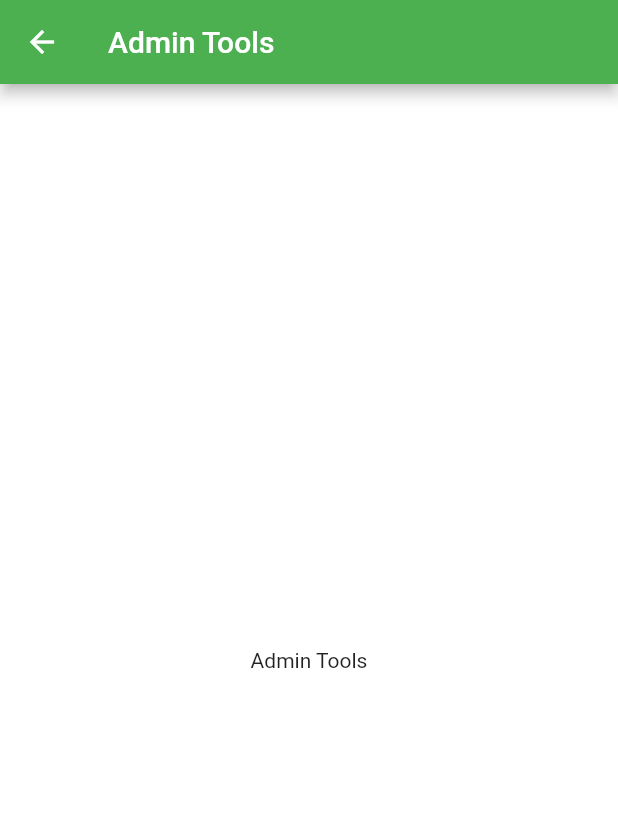
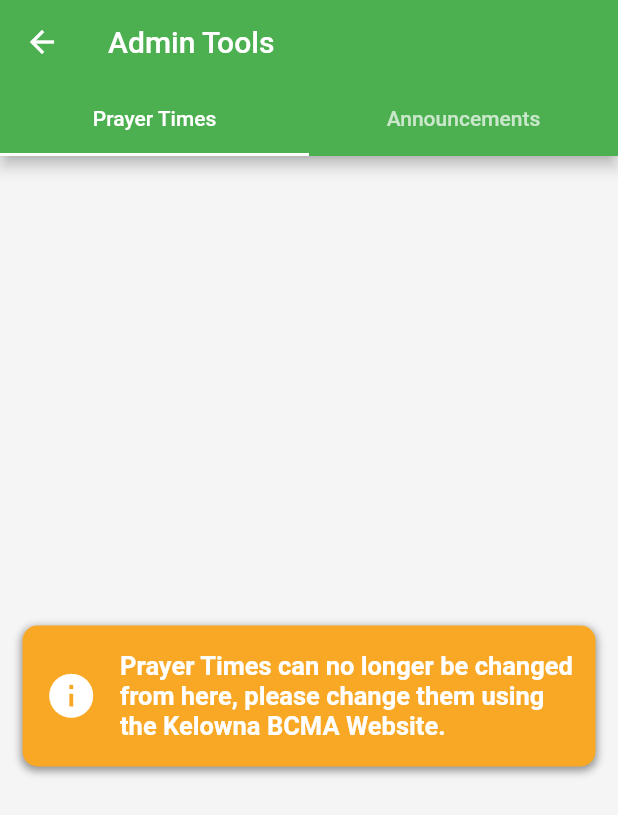
Before and after one commit to Kelowna-Islamic-Center/mobile, a Flutter app: the AdminPage screen opened directly, on a phone screen of 412 x 824 dp. Shown: the top 815 px of the screen. Run offline on Flutter 3.47's test engine with Material 2 defaults, Android fonts, the phone set to English and light mode, and no system bars; our stand-ins replace cloud_firestore, firebase_auth, firebase_core, firebase_messaging, flutter_local_notifications, shared_preferences; accounts and stored records are empty; network calls fail.

Commit message:
Create basic layout of admin tools

```diff
--- a/lib/admin-tools/admin_page.dart
+++ b/lib/admin-tools/admin_page.dart
@@ -1,13 +1,27 @@
 import 'package:flutter/material.dart';
+import 'package:kelowna_islamic_center/admin-tools/announcements_editor.dart';
+import 'package:kelowna_islamic_center/admin-tools/prayer_editor.dart';
 
 class AdminPage extends StatelessWidget {
   const AdminPage({Key? key}) : super(key: key);
 
+  // TODO: Add offline support
+
   @override
-  Widget build(BuildContext context) => Scaffold(
-    appBar: AppBar(
-      title: const Text("Admin Tools")
-    ),
-    body: const Center(child: Text("Admin Tools"))
-  );
+  Widget build(BuildContext context) => DefaultTabController(
+      length: 2,
+      child: Scaffold(
+        appBar: AppBar(
+          title: const Text("Admin Tools"),
+          bottom: const TabBar(tabs: [
+            Tab(text: "Prayer Times"),
+            Tab(text: "Announcements")
+          ]),
+        ),
+        body: const TabBarView(children: [
+          PrayerEditor(),
+          AnnouncementsEditor()
+        ])
+      )
+    );
 }
--- /dev/null
+++ b/lib/admin-tools/announcements_editor.dart
@@ -0,0 +1,9 @@
+import 'package:flutter/material.dart';
+
+class AnnouncementsEditor extends StatelessWidget {
+  const AnnouncementsEditor({Key? key}) : super(key: key);
+
+  @override
+  Widget build(BuildContext context) =>
+      const Scaffold(body: Text("Announcements Editor"));
+}
--- /dev/null
+++ b/lib/admin-tools/prayer_editor.dart
@@ -0,0 +1,42 @@
+import 'package:flutter/material.dart';
+
+class PrayerEditor extends StatelessWidget {
+  const PrayerEditor({Key? key}) : super(key: key);
+
+  @override
+  Widget build(BuildContext context) => Scaffold(
+      backgroundColor: Colors.grey[100],
+      body: Center(child: SingleChildScrollView(child:
+          // Prayer Times cant be changed from here anymore card
+          Container(
+            margin: const EdgeInsets.fromLTRB(15, 17, 15, 17),
+            child: SizedBox(
+              width: double.infinity,
+              child: Container(
+                padding: const EdgeInsets.fromLTRB(15, 17, 15, 17),
+                decoration: BoxDecoration(
+                  borderRadius: BorderRadius.circular(10.0),
+                  color: Colors.yellow[800],
+                  boxShadow: [BoxShadow(
+                      color: Colors.black.withOpacity(0.4),
+                      spreadRadius: 1,
+                      blurRadius: 4,
+                      offset: const Offset(0, 2))]),
+                child:
+                  Row(
+                    children: const [
+                      Icon(Icons.info, color: Colors.white, size: 35),
+                      SizedBox(width: 15.0),
+                      Flexible(child:
+                        Text(
+                          "Prayer Times can no longer be changed from here, please change them using the Kelowna BCMA Website.",
+                          style: TextStyle(
+                              color: Colors.white,
+                              fontWeight: FontWeight.bold,
+                              fontSize: 17)))
+                    ]
+                  )
+              ),
+          )),
+        )));
+}
```
